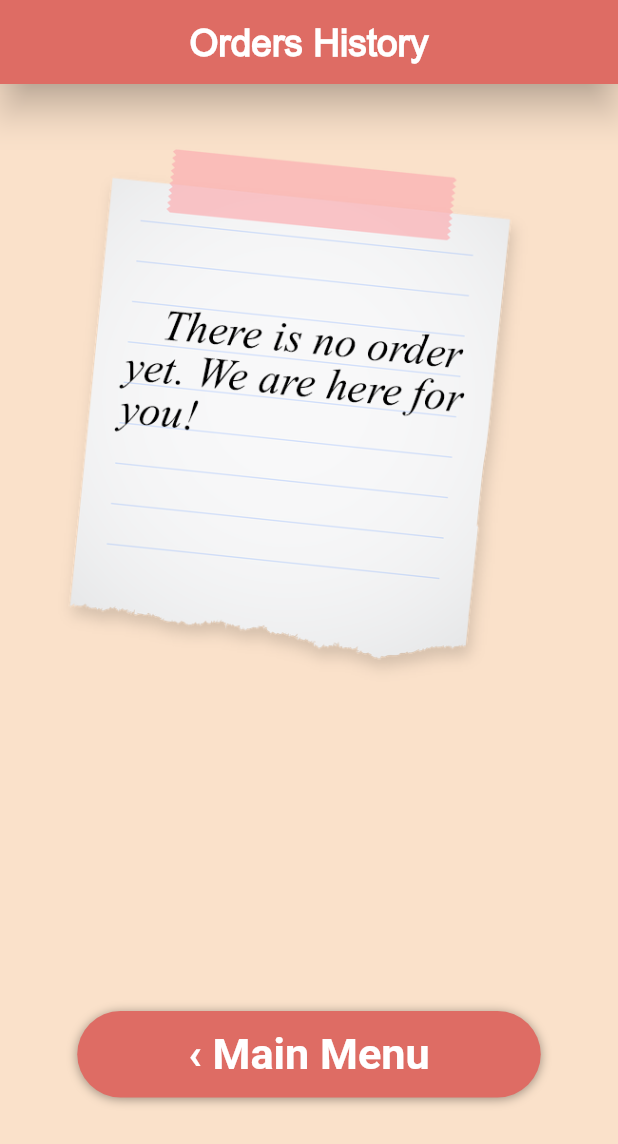
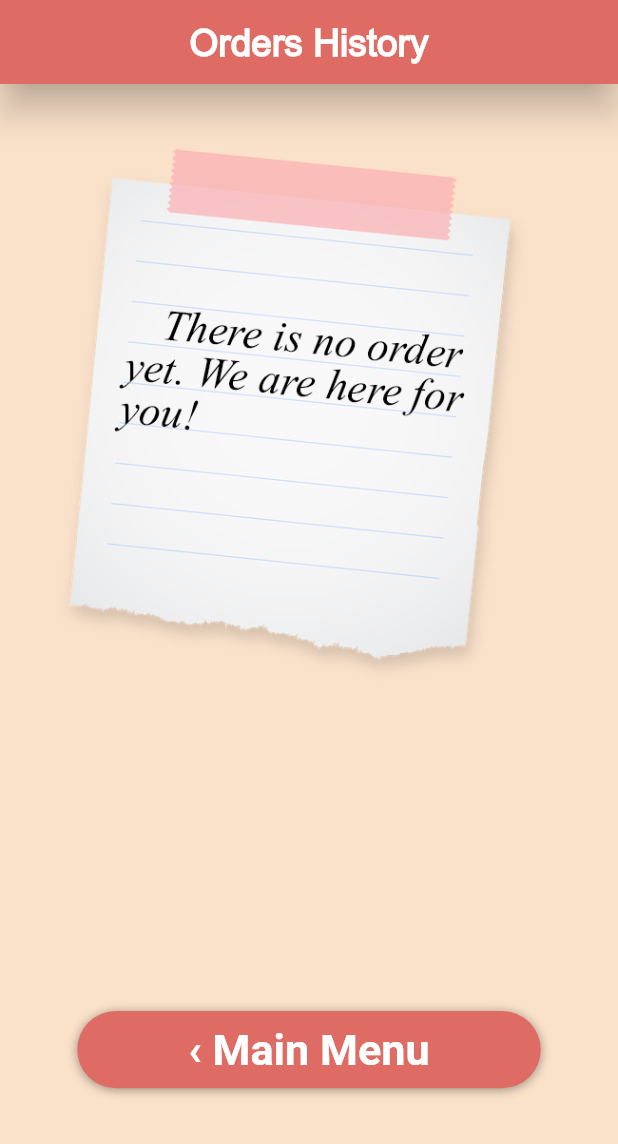
Before and after one commit to MoryokaV/eCommerce-Cosmetics-Shop, a Flutter app: the OrdersHistoryScreen screen opened directly, on a phone screen of 412 x 824 dp. Shown: the top 1144 px of the screen. Run offline on Flutter 3.47's test engine with Material 2 defaults, Android fonts, the phone set to English and light mode, and no system bars; our stand-ins replace fluttertoast, font_awesome_flutter; Roboto replaces fonts that are missing (Roboto-Regular); project files that could hold a hidden picture were left out.

Commit message:
scaling fix

```diff
--- a/lib/screens/ordersHistory_screen.dart
+++ b/lib/screens/ordersHistory_screen.dart
@@ -106,7 +106,7 @@ class _OrdersHistoryScreenState extends State<OrdersHistoryScreen> {
           height: screenSize.height * 0.2,
         ),
         Container(
-          height: screenSize.height * 0.07,
+          height: screenSize.height * 0.0625,
           width: screenSize.width * 0.75,
           child: TextButton(
             child: Text(
```
